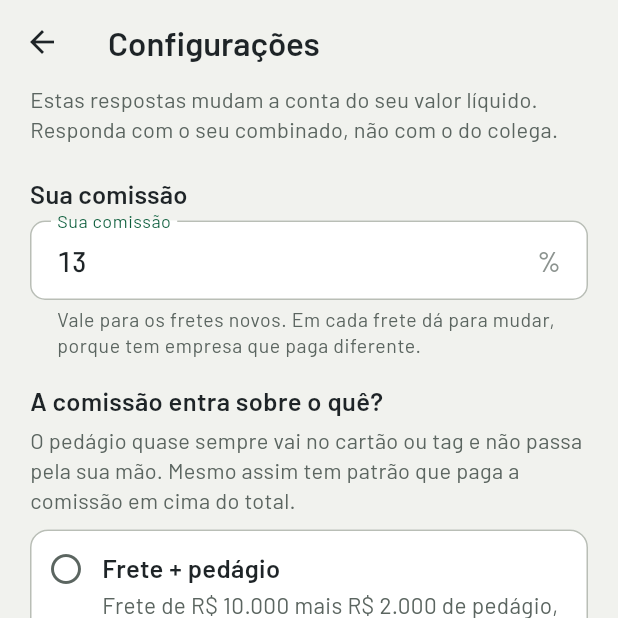
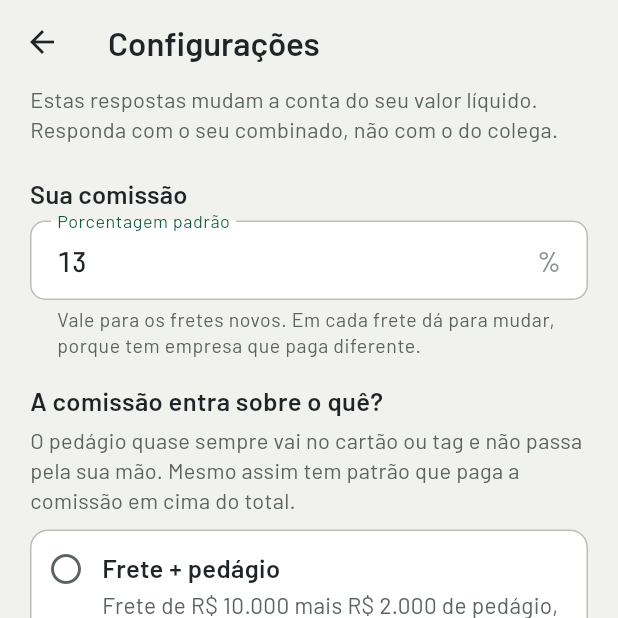
Before and after one commit to dasilvagonchoroskie-cpu/Meu-Frete-, a Flutter app: the TelaConfiguracoes screen opened directly, on a phone screen of 412 x 824 dp, the top half of it. Run offline on Flutter 3.47's test engine with Material 3 defaults, Android fonts, the phone set to English and light mode, and no system bars; our stand-ins replace pdf, share_plus, shared_preferences, sqflite; missing offline and left inert: file_selector; accounts and stored records are empty.

Commit message:
Ajustes de acabamento e arquivo mestre do projeto
- imagens da loja com sombra de verdade (nos testes o Flutter desenha contorno)
- ficha escolhida em verde claro; amarelo fica so para avisos
- rotulo 'Porcentagem padrao' sem repetir o titulo em Configuracoes
- valores da lista de gastos na cor normal; cidades com ate duas linhas
- acoes da esteira atualizadas
- docs/PROJETO-meu-frete.md

Co-Authored-By: Claude Opus 5.5 <noreply@anthropic.com>
Claude-Session: https://claude.ai/code/session_01V1PgHsvWaEm6prGxZMrqxU

```diff
--- a/lib/componentes/perguntas_trabalho.dart
+++ b/lib/componentes/perguntas_trabalho.dart
@@ -41,7 +41,7 @@ class _PerguntaComissaoState extends State<PerguntaComissao> {
       children: [
         Campo(
           controle: _percentual,
-          rotulo: 'Sua comissão',
+          rotulo: 'Porcentagem padrão',
           tipo: TipoCampo.decimal,
           sufixo: '%',
           ajuda: 'Vale para os fretes novos. Em cada frete dá para mudar, porque tem empresa que paga diferente.',
--- a/lib/telas/fretes/tela_fretes.dart
+++ b/lib/telas/fretes/tela_fretes.dart
@@ -87,9 +87,9 @@ class LinhaFrete extends StatelessWidget {
               child: Column(
                 crossAxisAlignment: CrossAxisAlignment.start,
                 children: [
-                  Text(f.origem, maxLines: 1, overflow: TextOverflow.ellipsis, style: const TextStyle(fontSize: 17, fontWeight: FontWeight.w600)),
+                  Text(f.origem, maxLines: 2, overflow: TextOverflow.ellipsis, style: const TextStyle(fontSize: 17, fontWeight: FontWeight.w600)),
                   const SizedBox(height: 6),
-                  Text(f.destino, maxLines: 1, overflow: TextOverflow.ellipsis, style: const TextStyle(fontSize: 17, fontWeight: FontWeight.w600)),
+                  Text(f.destino, maxLines: 2, overflow: TextOverflow.ellipsis, style: const TextStyle(fontSize: 17, fontWeight: FontWeight.w600)),
                   if (f.empresa.trim().isNotEmpty)
                     Padding(
                       padding: const EdgeInsets.only(top: 3),
--- a/lib/telas/gastos/tela_gastos.dart
+++ b/lib/telas/gastos/tela_gastos.dart
@@ -24,7 +24,6 @@ class TelaGastos extends StatelessWidget {
   @override
   Widget build(BuildContext context) {
     final dados = context.watch<Dados>();
-    final cores = context.cores;
     final grupos = agruparPorMes<Gasto>(dados.gastos, (g) => g.data);
 
     return Scaffold(
@@ -73,7 +72,7 @@ class TelaGastos extends StatelessWidget {
                                 style: const TextStyle(fontSize: 17, fontWeight: FontWeight.w600),
                               ),
                             ),
-                            Text(reais(g.itens[i].valor), style: estiloNumero(18, cor: cores.negativo)),
+                            Text(reais(g.itens[i].valor), style: estiloNumero(18)),
                           ],
                         ),
                       ),
--- a/lib/tema.dart
+++ b/lib/tema.dart
@@ -259,6 +259,7 @@ ThemeData _base(Brightness brilho) {
       ),
     ),
     chipTheme: ChipThemeData(
+      selectedColor: esquema.primaryContainer,
       labelStyle: TextStyle(fontFamily: fonteTexto, fontSize: 15, fontWeight: FontWeight.w500, color: texto),
       side: BorderSide(color: esquema.outline),
       shape: RoundedRectangleBorder(borderRadius: BorderRadius.circular(10)),
```
Also changed, not shown: 3 other files.
